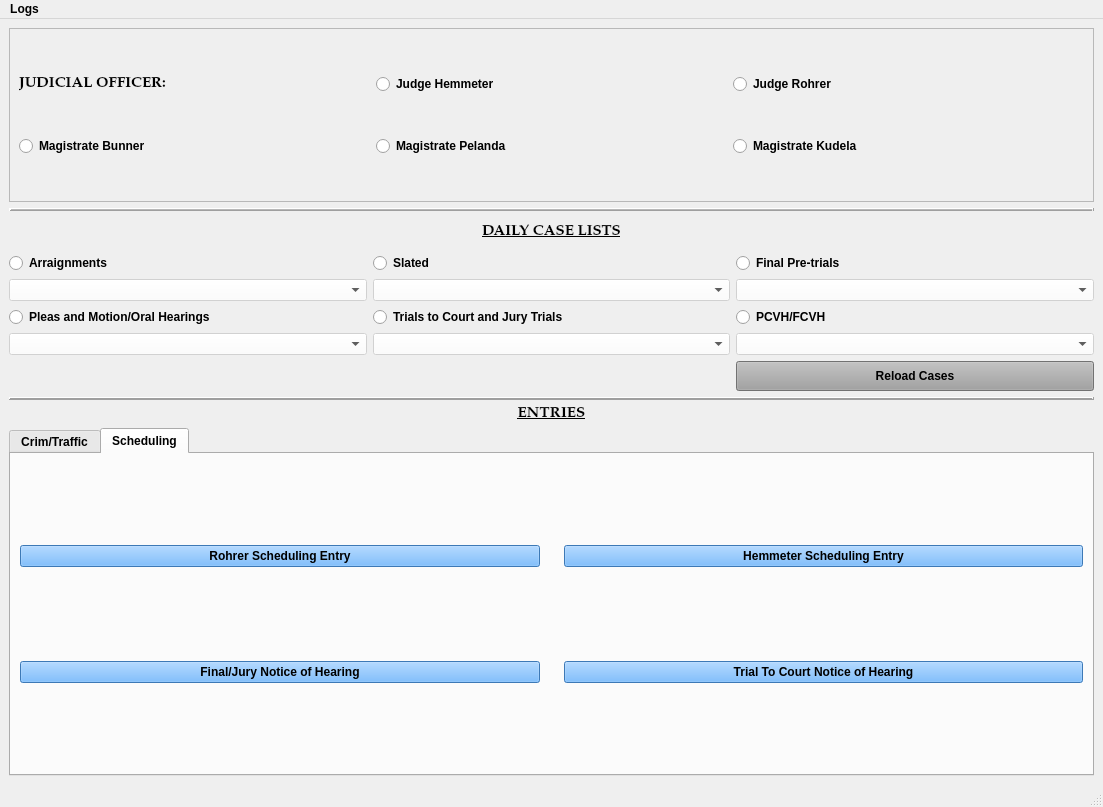
Qt form package/views/ui/MainWindow.ui (HunterProgram22/MuniEntry) before a commit.
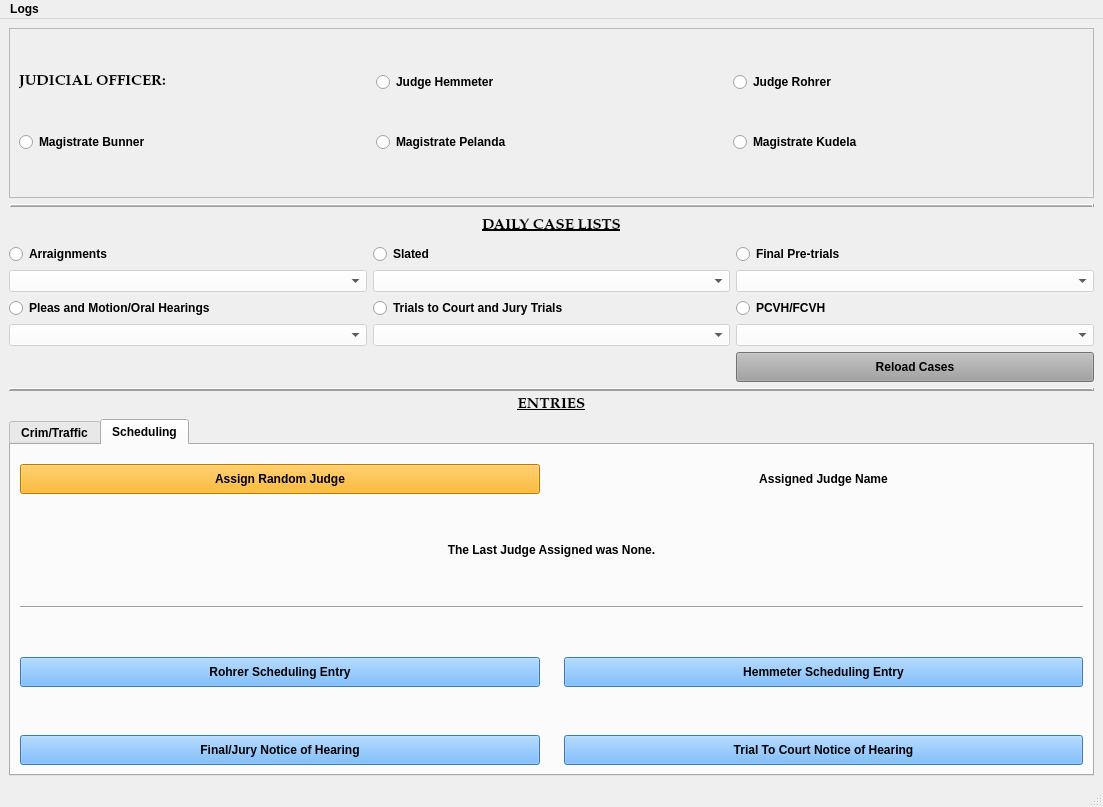
The same form after that commit. The open tabs and pages were chosen to show the change. Custom widgets are drawn as their Qt base class.

Commit message: Added assigned courtroom to trial to court.

What changed in the file:
```diff
--- a/package/views/ui/MainWindow.ui
+++ b/package/views/ui/MainWindow.ui
@@ -704,15 +704,62 @@
          <attribute name="title">
           <string>Scheduling</string>
          </attribute>
-         <layout class="QGridLayout" name="gridLayout_4" columnstretch="1,1">
+         <layout class="QGridLayout" name="gridLayout_7">
+          <item row="0" column="0">
+           <layout class="QGridLayout" name="gridLayout_4" rowstretch="3,2,1,3,3">
+            <property name="sizeConstraint">
+             <enum>QLayout::SetDefaultConstraint</enum>
+            </property>
+            <property name="topMargin">
+             <number>10</number>
+            </property>
           <property name="horizontalSpacing">
            <number>24</number>
           </property>
           <property name="verticalSpacing">
-           <number>12</number>
-          </property>
-          <item row="1" column="0">
+             <number>48</number>
+            </property>
+            <item row="0" column="0">
+             <widget class="QPushButton" name="random_judge_Button">
+              <property name="minimumSize">
+               <size>
+                <width>120</width>
+                <height>30</height>
+               </size>
+              </property>
+              <property name="styleSheet">
+               <string notr="true">background-color: rgb(255, 170, 0);</string>
+              </property>
+              <property name="text">
+               <string>Assign Random Judge</string>
+              </property>
+             </widget>
+            </item>
+            <item row="0" column="1">
+             <widget class="QLabel" name="assign_judge_label">
+              <property name="text">
+               <string>Assigned Judge Name</string>
+              </property>
+              <property name="alignment">
+               <set>Qt::AlignCenter</set>
+              </property>
+             </widget>
+            </item>
+            <item row="2" column="0" colspan="2">
+             <widget class="Line" name="line_3">
+              <property name="orientation">
+               <enum>Qt::Horizontal</enum>
+              </property>
+             </widget>
+            </item>
+            <item row="3" column="0">
            <widget class="QPushButton" name="rohrer_schedulingEntryButton">
+              <property name="minimumSize">
+               <size>
+                <width>120</width>
+                <height>30</height>
+               </size>
+              </property>
             <property name="styleSheet">
              <string notr="true">background-color: rgb(85, 170, 255);</string>
             </property>
@@ -721,8 +768,14 @@
             </property>
            </widget>
           </item>
-          <item row="1" column="1">
+            <item row="3" column="1">
            <widget class="QPushButton" name="hemmeter_schedulingEntryButton">
+              <property name="minimumSize">
+               <size>
+                <width>120</width>
+                <height>30</height>
+               </size>
+              </property>
             <property name="styleSheet">
              <string notr="true">background-color: rgb(85, 170, 255);</string>
             </property>
@@ -731,8 +784,14 @@
             </property>
            </widget>
           </item>
-          <item row="2" column="0">
+            <item row="4" column="0">
            <widget class="QPushButton" name="notice_of_hearingEntryButton">
+              <property name="minimumSize">
+               <size>
+                <width>120</width>
+                <height>30</height>
+               </size>
+              </property>
             <property name="styleSheet">
              <string notr="true">background-color: rgb(85, 170, 255);</string>
             </property>
@@ -741,8 +800,14 @@
             </property>
            </widget>
           </item>
-          <item row="2" column="1">
+            <item row="4" column="1">
            <widget class="QPushButton" name="trial_to_court_hearingEntryButton">
+              <property name="minimumSize">
+               <size>
+                <width>120</width>
+                <height>30</height>
+               </size>
+              </property>
             <property name="styleSheet">
              <string notr="true">background-color: rgb(85, 170, 255);</string>
             </property>
@@ -750,6 +815,18 @@
              <string>Trial To Court Notice of Hearing</string>
             </property>
            </widget>
+            </item>
+            <item row="1" column="0" colspan="2">
+             <widget class="QLabel" name="last_judge_assigned_label">
+              <property name="text">
+               <string>The Last Judge Assigned was None.</string>
+              </property>
+              <property name="alignment">
+               <set>Qt::AlignCenter</set>
+              </property>
+             </widget>
+            </item>
+           </layout>
           </item>
          </layout>
         </widget>
```
Left out of the diff: 2 changed lines with no effect on the pictures. Lines whose indentation alone changed are shown as unchanged. The commit also changes 8 other files.
